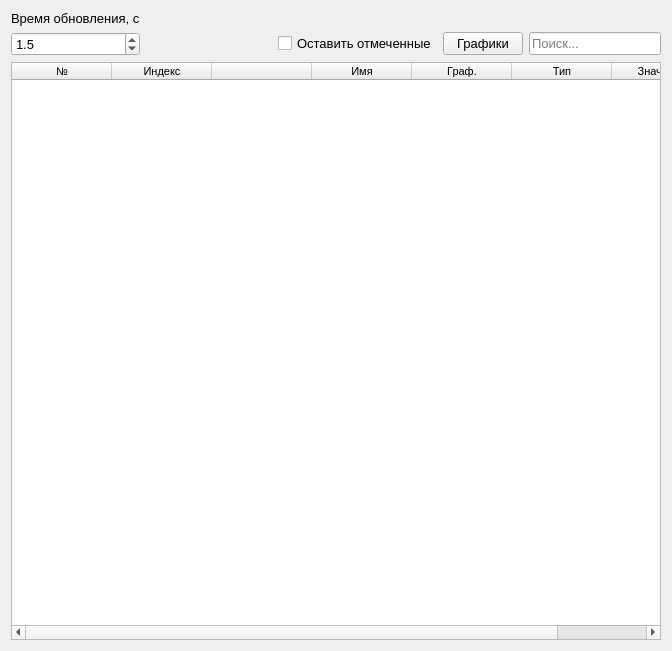
Old version of the form ui/tstlan_dialog.ui in the repository irsural/clb_autocheck.
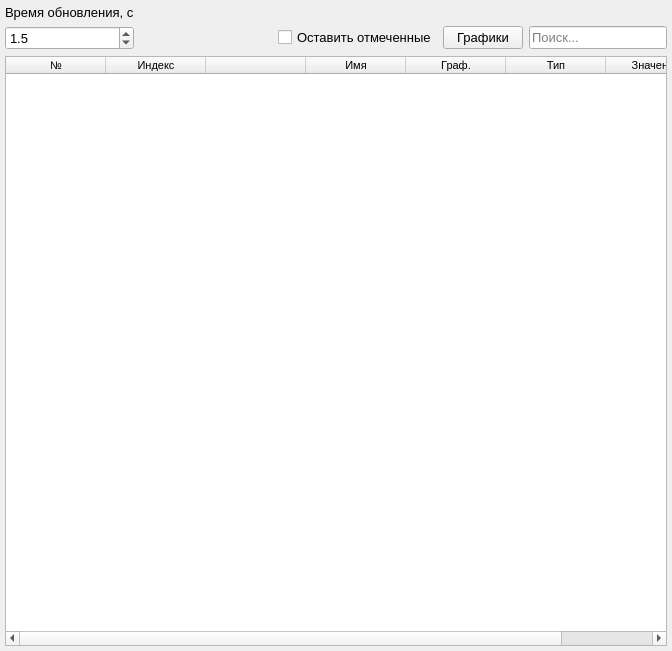
New version of the form.

The edit to the form file:
```diff
--- a/ui/tstlan_dialog.ui
+++ b/ui/tstlan_dialog.ui
@@ -22,6 +22,18 @@
    <string>Tstlan</string>
   </property>
   <layout class="QVBoxLayout" name="verticalLayout">
+   <property name="leftMargin">
+    <number>5</number>
+   </property>
+   <property name="topMargin">
+    <number>5</number>
+   </property>
+   <property name="rightMargin">
+    <number>5</number>
+   </property>
+   <property name="bottomMargin">
+    <number>5</number>
+   </property>
    <item>
     <layout class="QGridLayout" name="gridLayout">
      <item row="1" column="1">
```
